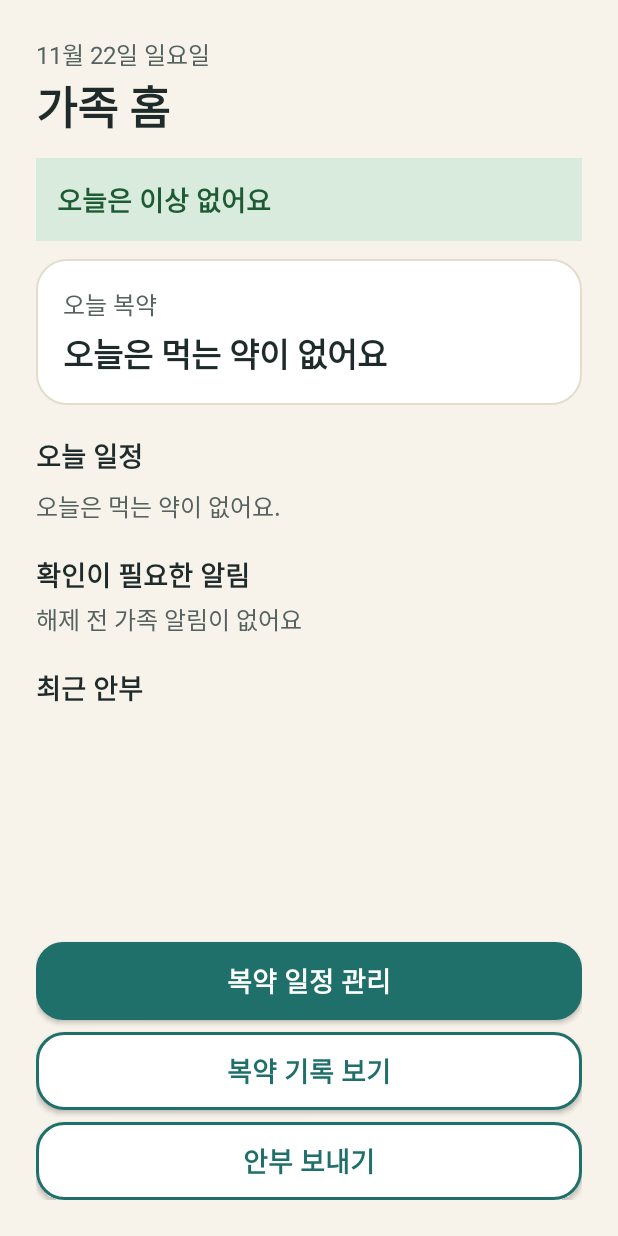
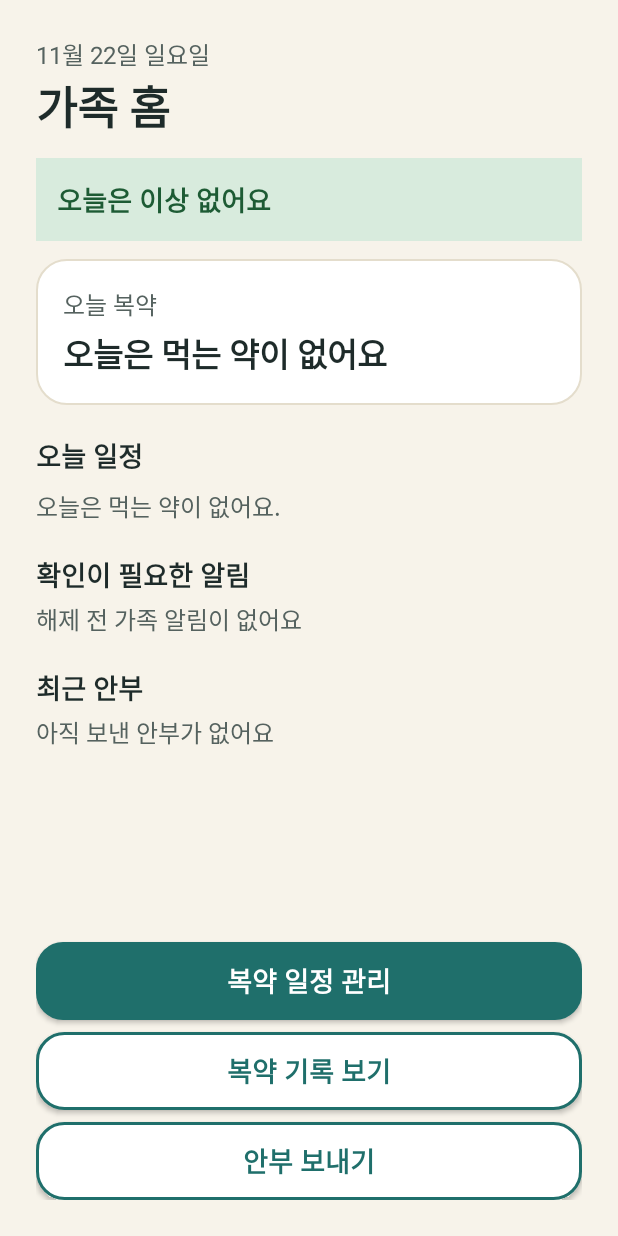
Before and after one commit to chaeyeong123/gyeote_2, an Android app: the FamilyHomeActivity screen opened directly, with no data from a screen before it, on a phone screen of 412 x 824 dp. Run offline under Robolectric (Android 15) with nearby library versions, the phone set to English and light mode, and no system bars.

Commit message:
12주차/22번/activity 수정

```diff
--- a/app/src/main/java/com/baz/gyeote/FamilyHomeActivity.java
+++ b/app/src/main/java/com/baz/gyeote/FamilyHomeActivity.java
@@ -11,6 +11,8 @@ import androidx.core.content.ContextCompat;
 import com.baz.gyeote.common.UiUtil;
 import com.baz.gyeote.databinding.ActivityFamilyHomeBinding;
 import com.baz.gyeote.databinding.ItemMedBinding;
+import com.baz.gyeote.med.Greeting;
+import com.baz.gyeote.med.GreetingSendActivity;
 import com.baz.gyeote.med.AlarmScheduler;
 import com.baz.gyeote.med.MedHistoryActivity;
 import com.baz.gyeote.med.MedListActivity;
@@ -38,12 +40,21 @@ public class FamilyHomeActivity extends AppCompatActivity {
         repo = MedRepository.get(this);
         binding.btnMed.setOnClickListener(v -> startActivity(new Intent(this, MedListActivity.class)));
         binding.btnHistoryHome.setOnClickListener(v -> startActivity(new Intent(this, MedHistoryActivity.class)));
+        binding.btnGreetingSend.setOnClickListener(v -> startActivity(new Intent(this, GreetingSendActivity.class)));
     }
 
     @Override
     protected void onResume() {
         super.onResume();
         refreshDashboard();     // 다른 화면에서 돌아올 때마다 최신 상태로
+        // 22번: 가장 최근에 보낸 안부와 수신·확인 상태
+        List<Greeting> last = repo.getGreetings(1);
+        if (last.isEmpty()) {
+            binding.textLastGreeting.setText("아직 보낸 안부가 없어요");
+        } else {
+            Greeting g = last.get(0);
+            binding.textLastGreeting.setText("\"" + g.text + "\"\n" + g.statusText());
+        }
     }
 
     private void refreshDashboard() {
```
